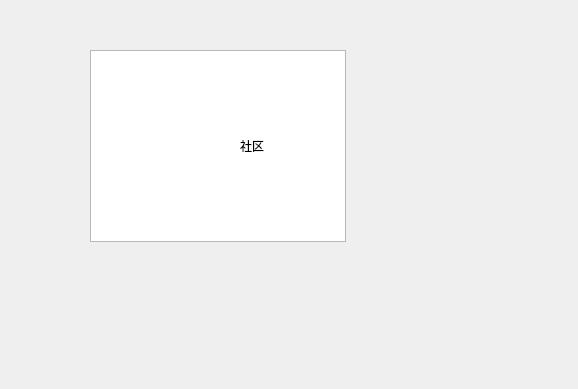
Old version of the form qt_stock_trade_platform/stock_community.ui in the repository yys-y/Virtual-stock-trading-platform.
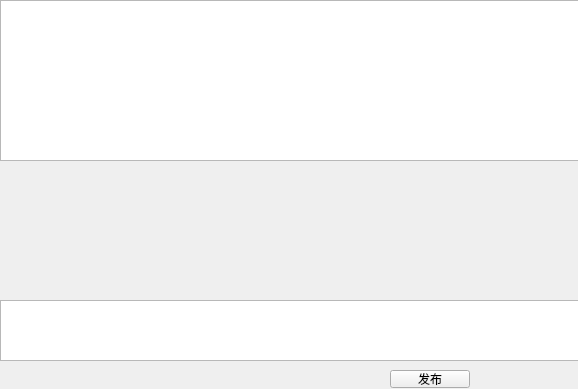
New version of the form.

Commit message: update stock_community

The edit to the form file:
```diff
--- a/qt_stock_trade_platform/stock_community.ui
+++ b/qt_stock_trade_platform/stock_community.ui
@@ -13,27 +13,37 @@
   <property name="windowTitle">
    <string>Form</string>
   </property>
-  <widget class="QGraphicsView" name="graphicsView">
+  <widget class="QPushButton" name="submitButton">
    <property name="geometry">
     <rect>
-     <x>90</x>
-     <y>50</y>
-     <width>256</width>
-     <height>192</height>
-    </rect>
-   </property>
-  </widget>
-  <widget class="QLabel" name="label">
-   <property name="geometry">
-    <rect>
-     <x>240</x>
-     <y>140</y>
-     <width>40</width>
-     <height>12</height>
+     <x>390</x>
+     <y>370</y>
+     <width>80</width>
+     <height>18</height>
     </rect>
    </property>
    <property name="text">
-    <string>社区</string>
+    <string>发布</string>
+   </property>
+  </widget>
+  <widget class="QTextEdit" name="newPostArea">
+   <property name="geometry">
+    <rect>
+     <x>0</x>
+     <y>300</y>
+     <width>581</width>
+     <height>61</height>
+    </rect>
+   </property>
+  </widget>
+  <widget class="QListWidget" name="postList">
+   <property name="geometry">
+    <rect>
+     <x>0</x>
+     <y>0</y>
+     <width>581</width>
+     <height>161</height>
+    </rect>
    </property>
   </widget>
  </widget>
```
The commit also changes 2 other files.
